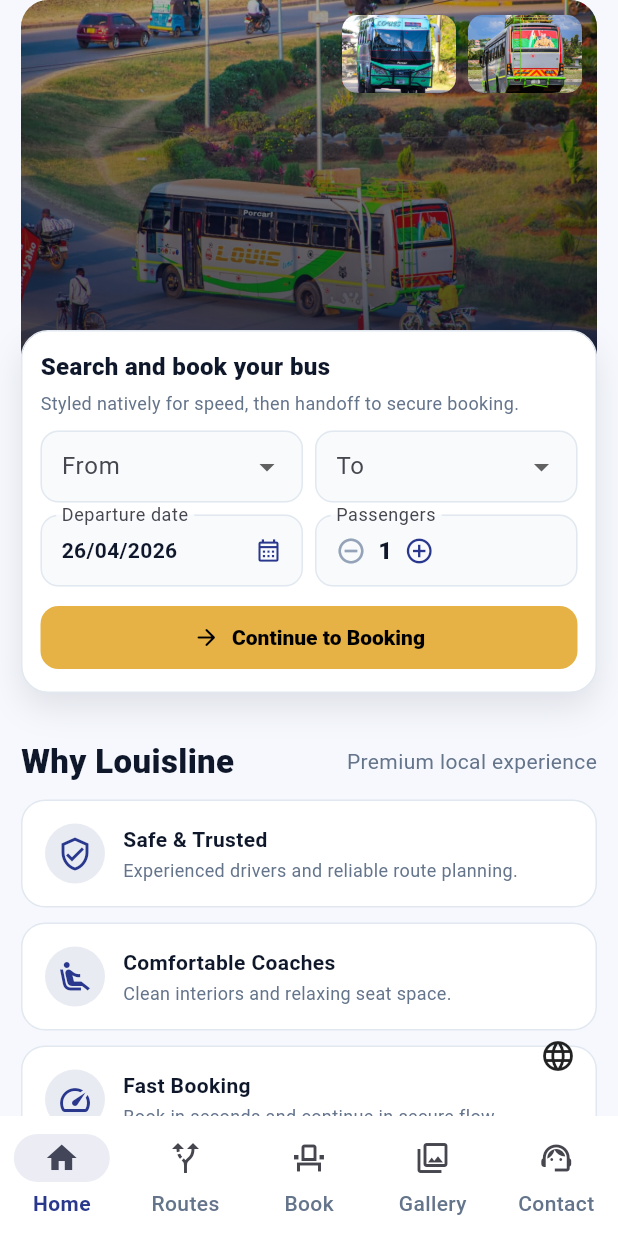
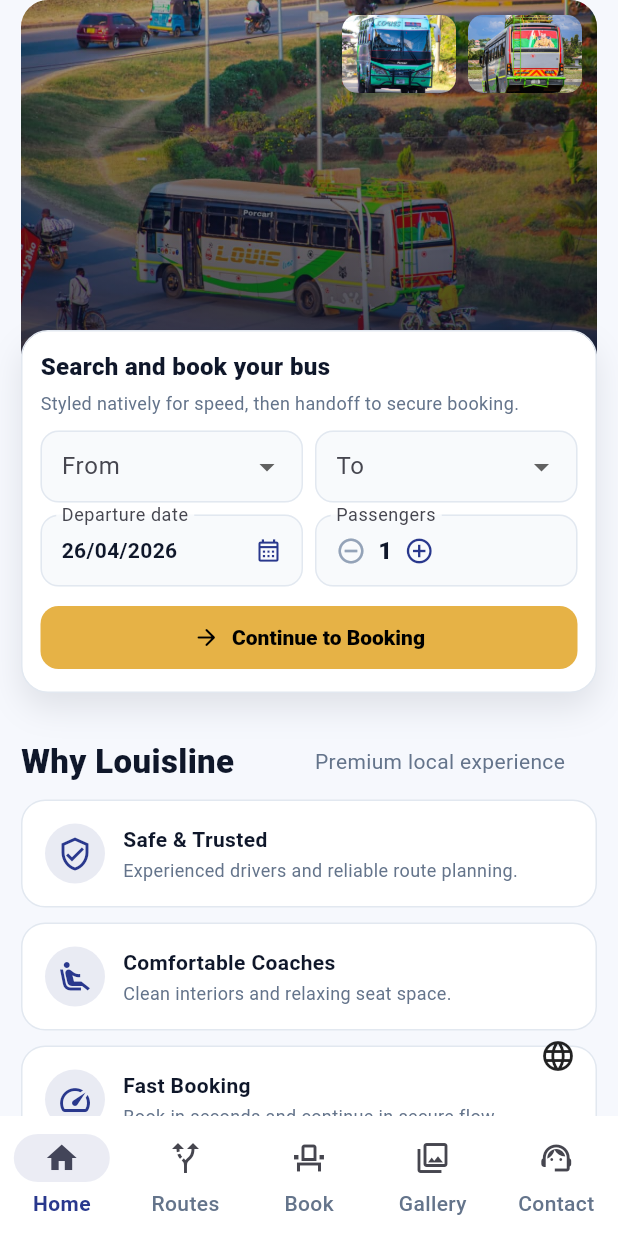
Before and after one commit to Dawinz/louisline-mobile-app, a Flutter app: the ShellPage screen opened directly, on a phone screen of 412 x 824 dp. Run offline on Flutter 3.47's test engine with Material 3 defaults, Android fonts, the phone set to English and light mode, and no system bars; our stand-ins replace webview_flutter.

Commit message:
Fix booking route mapping and home overflow handling
Made-with: Cursor

```diff
--- a/lib/features/home/home_page.dart
+++ b/lib/features/home/home_page.dart
@@ -13,7 +13,12 @@ class HomePage extends StatefulWidget {
 }
 
 class _HomePageState extends State<HomePage> {
-  static const _locations = ['Dar es Salaam', 'Morogoro', 'Ifakara', 'Malinyi'];
+  static const _locations = {
+    'DAR': 'Dar es Salaam',
+    'MOROGORO': 'Morogoro',
+    'IFAKARA': 'Ifakara',
+    'MALINYI': 'Malinyi',
+  };
 
   final _formKey = GlobalKey<FormState>();
   String? _from;
@@ -176,15 +181,42 @@ class _HomePageState extends State<HomePage> {
   }
 
   Widget _sectionHeader(String title, String subtitle) {
-    return Row(
+    return LayoutBuilder(
+      builder: (context, constraints) {
+        final isNarrow = constraints.maxWidth < 360;
+        if (isNarrow) {
+          return Column(
+            crossAxisAlignment: CrossAxisAlignment.start,
             children: [
               Text(
                 title,
                 style: const TextStyle(fontSize: 22, fontWeight: FontWeight.w800),
               ),
-        const Spacer(),
+              const SizedBox(height: 2),
               Text(subtitle, style: const TextStyle(color: Color(0xFF64748B))),
             ],
+          );
+        }
+        return Row(
+          children: [
+            Expanded(
+              child: Text(
+                title,
+                style: const TextStyle(fontSize: 22, fontWeight: FontWeight.w800),
+              ),
+            ),
+            const SizedBox(width: 8),
+            Flexible(
+              child: Text(
+                subtitle,
+                textAlign: TextAlign.right,
+                overflow: TextOverflow.ellipsis,
+                style: const TextStyle(color: Color(0xFF64748B)),
+              ),
+            ),
+          ],
+        );
+      },
     );
   }
 }
@@ -205,7 +237,7 @@ class _BookingNativeCard extends StatelessWidget {
   });
 
   final GlobalKey<FormState> formKey;
-  final List<String> locations;
+  final Map<String, String> locations;
   final String? from;
   final String? to;
   final int passengers;
@@ -258,8 +290,12 @@ class _BookingNativeCard extends StatelessWidget {
                     initialValue: from,
                     decoration: _fieldDecoration(context.t('from')),
                     items: locations
+                        .entries
                         .map(
-                          (item) => DropdownMenuItem(value: item, child: Text(item)),
+                          (entry) => DropdownMenuItem(
+                            value: entry.key,
+                            child: Text(entry.value),
+                          ),
                         )
                         .toList(),
                     onChanged: onFromChanged,
@@ -273,8 +309,12 @@ class _BookingNativeCard extends StatelessWidget {
                     initialValue: to,
                     decoration: _fieldDecoration(context.t('to')),
                     items: locations
+                        .entries
                         .map(
-                          (item) => DropdownMenuItem(value: item, child: Text(item)),
+                          (entry) => DropdownMenuItem(
+                            value: entry.key,
+                            child: Text(entry.value),
+                          ),
                         )
                         .toList(),
                     onChanged: onToChanged,
```
Lines whose indentation alone changed are shown as unchanged.
